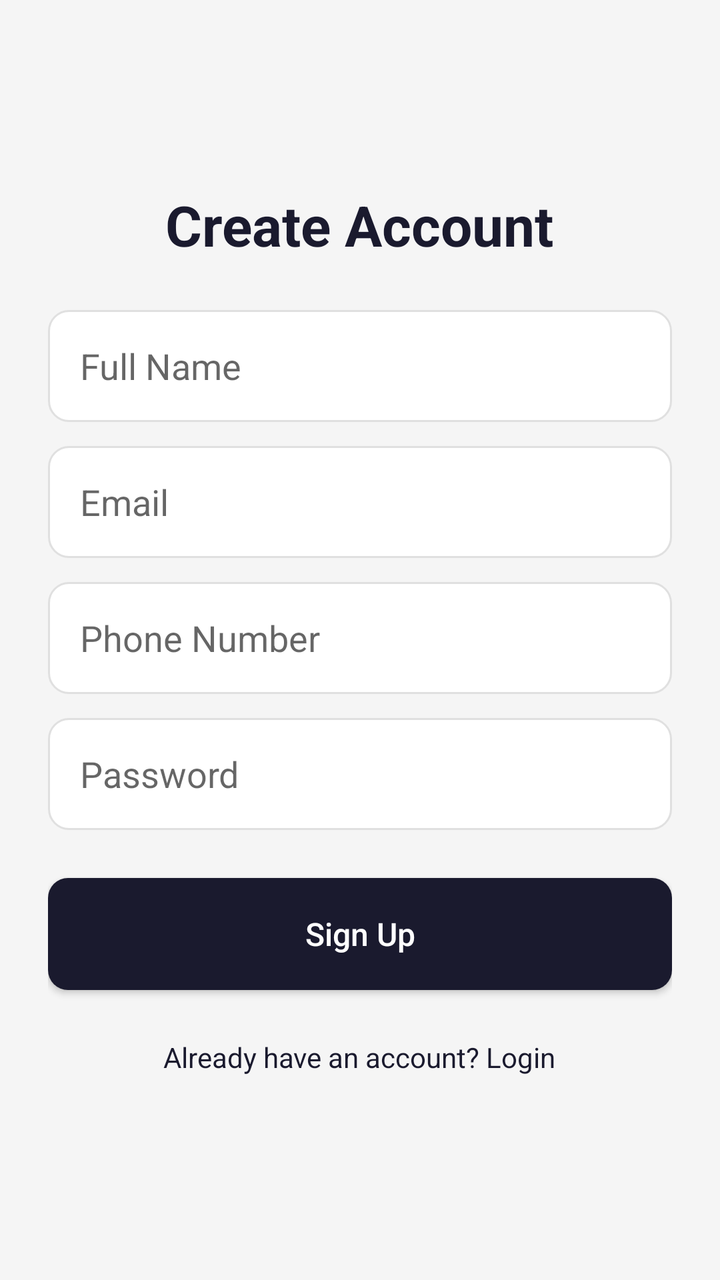
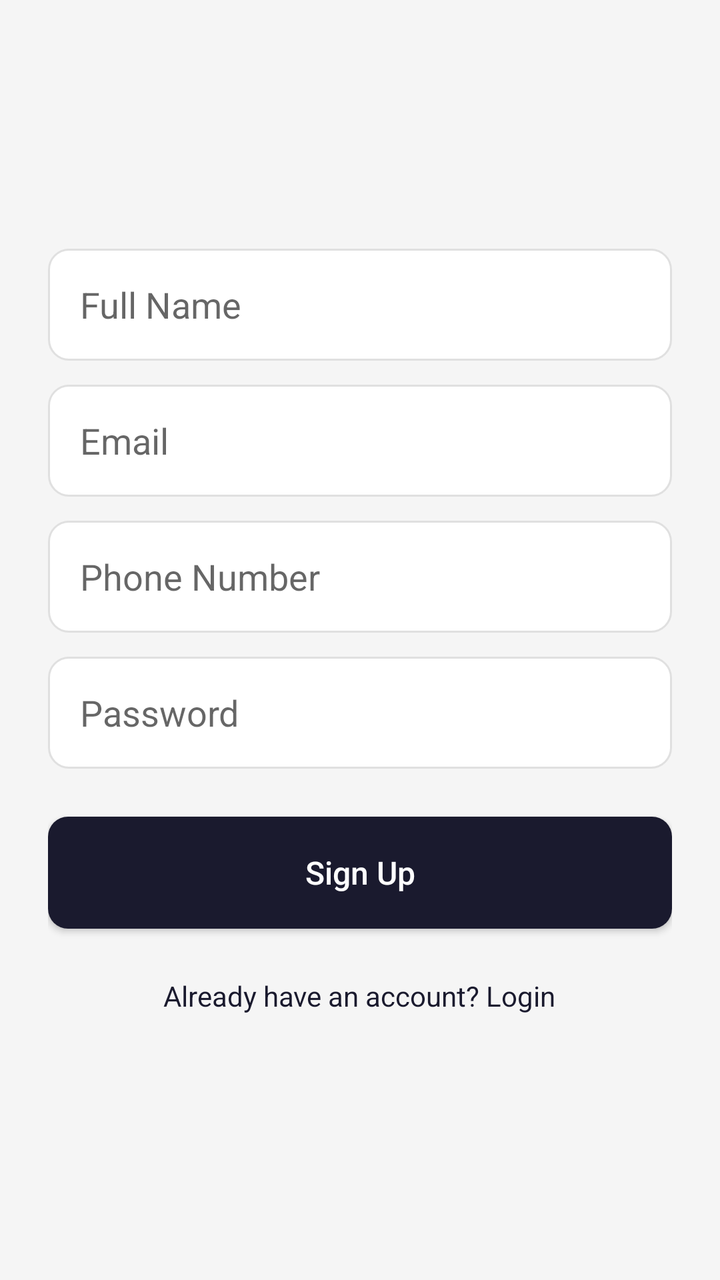

Two renders of the same Android screen: before a commit and after it. Below are the layout's source before the change and the commit's diff.
<!-- AndroidManifest.xml: application theme Theme.Autopilot -->
<!-- res/layout/activity_signup.xml -->
<?xml version="1.0" encoding="utf-8"?>
<LinearLayout xmlns:android="http://schemas.android.com/apk/res/android"
    android:layout_width="match_parent"
    android:layout_height="match_parent"
    android:orientation="vertical"
    android:gravity="center"
    android:padding="24dp"
    android:background="@drawable/bg_screen">

    <TextView
        android:layout_width="wrap_content"
        android:layout_height="wrap_content"
         android:text="@string/create_account"
        android:textSize="28sp"
        android:textStyle="bold"
        android:textColor="@color/primary"
        android:layout_marginBottom="24dp" />

    <EditText
        android:id="@+id/etName"
        android:layout_width="match_parent"
        android:layout_height="56dp"
         android:hint="@string/full_name"
         android:autofillHints="name"
         android:importantForAutofill="yes"
        android:paddingHorizontal="16dp"
        android:background="@drawable/bg_input"
        android:layout_marginBottom="12dp" />

    <EditText
        android:id="@+id/etEmail"
        android:layout_width="match_parent"
        android:layout_height="56dp"
         android:hint="@string/email"
         android:autofillHints="username"
         android:importantForAutofill="yes"
        android:inputType="textEmailAddress"
        android:paddingHorizontal="16dp"
        android:background="@drawable/bg_input"
        android:layout_marginBottom="12dp" />

    <EditText
        android:id="@+id/etPhone"
        android:layout_width="match_parent"
        android:layout_height="56dp"
         android:hint="@string/phone_number"
         android:autofillHints="phone"
         android:importantForAutofill="yes"
        android:inputType="phone"
        android:paddingHorizontal="16dp"
        android:background="@drawable/bg_input"
        android:layout_marginBottom="12dp" />

    <EditText
        android:id="@+id/etPassword"
        android:layout_width="match_parent"
        android:layout_height="56dp"
         android:hint="@string/password"
         android:autofillHints="newPassword"
         android:importantForAutofill="yes"
        android:inputType="textPassword"
        android:paddingHorizontal="16dp"
        android:background="@drawable/bg_input"
        android:layout_marginBottom="24dp" />

    <androidx.appcompat.widget.AppCompatButton
        android:id="@+id/btnSignup"
        android:layout_width="match_parent"
        android:layout_height="56dp"
         android:text="@string/sign_up"
         android:contentDescription="@string/sign_up"
        android:textColor="@android:color/white"
        android:textAllCaps="false"
        android:textSize="16sp"
        android:background="@drawable/bg_button_primary" />

    <TextView
        android:id="@+id/tvLogin"
        android:layout_width="wrap_content"
        android:layout_height="wrap_content"
         android:text="@string/login_prompt"
        android:textColor="@color/primary"
        android:layout_marginTop="16dp"
        android:padding="8dp" />

</LinearLayout>
<!-- resources referenced by this layout -->
<resources>
  <color name="primary">#1A1A2E</color>
  <!-- drawable bg_button_primary (drawable) -->
  <?xml version="1.0" encoding="utf-8"?>
  <shape xmlns:android="http://schemas.android.com/apk/res/android"
      android:shape="rectangle">
      <solid android:color="@color/primary" />
      <corners android:radius="10dp" />
  </shape>
  <!-- drawable bg_input (drawable) -->
  <?xml version="1.0" encoding="utf-8"?>
  <shape xmlns:android="http://schemas.android.com/apk/res/android"
      android:shape="rectangle">
      <solid android:color="@color/input_bg" />
      <corners android:radius="10dp" />
      <stroke android:width="1dp" android:color="@color/border" />
  </shape>
  <!-- drawable bg_screen (drawable) -->
  <?xml version="1.0" encoding="utf-8"?>
  <shape xmlns:android="http://schemas.android.com/apk/res/android"
      android:shape="rectangle">
      <solid android:color="@color/background" />
  </shape>
  <string name="create_account">Create Account</string>
  <string name="email">Email</string>
  <string name="full_name">Full Name</string>
  <string name="login_prompt">Already have an account? Login</string>
  <string name="password">Password</string>
  <string name="phone_number">Phone Number</string>
  <string name="sign_up">Sign Up</string>
  <style name="Theme.Autopilot" parent="Theme.MaterialComponents.DayNight.DarkActionBar">
          <item name="colorPrimary">@color/primary</item>
          <item name="colorPrimaryVariant">@color/secondary</item>
          <item name="colorOnPrimary">@android:color/white</item>
          <item name="android:statusBarColor">@color/primary</item>
          <item name="android:windowLightStatusBar">false</item>
      </style>
  <color name="input_bg">#FFFFFF</color>
  <color name="border">#E0E0E0</color>
  <color name="background">#F5F5F5</color>
  <color name="secondary">#16213E</color>
</resources>

<!-- the commit's change to res/layout/activity_signup.xml (unified diff, before → after) -->
@@ -1,20 +1,16 @@
 <?xml version="1.0" encoding="utf-8"?>
-<LinearLayout xmlns:android="http://schemas.android.com/apk/res/android"
+<ScrollView xmlns:android="http://schemas.android.com/apk/res/android"
     android:layout_width="match_parent"
     android:layout_height="match_parent"
-    android:orientation="vertical"
-    android:gravity="center"
-    android:padding="24dp"
+    android:fillViewport="true"
     android:background="@drawable/bg_screen">
 
-    <TextView
-        android:layout_width="wrap_content"
+    <LinearLayout
+        android:layout_width="match_parent"
         android:layout_height="wrap_content"
-         android:text="@string/create_account"
-        android:textSize="28sp"
-        android:textStyle="bold"
-        android:textColor="@color/primary"
-        android:layout_marginBottom="24dp" />
+        android:orientation="vertical"
+        android:gravity="center"
+        android:padding="24dp">
 
     <EditText
         android:id="@+id/etName"
@@ -83,4 +79,5 @@
         android:layout_marginTop="16dp"
         android:padding="8dp" />
 
-</LinearLayout>
+    </LinearLayout>
+</ScrollView>
<!-- resource entries referenced after the edit -->
@@ -22,7 +22,6 @@
       android:shape="rectangle">
       <solid android:color="@color/background" />
   </shape>
-  <string name="create_account">Create Account</string>
   <string name="email">Email</string>
   <string name="full_name">Full Name</string>
   <string name="login_prompt">Already have an account? Login</string>
